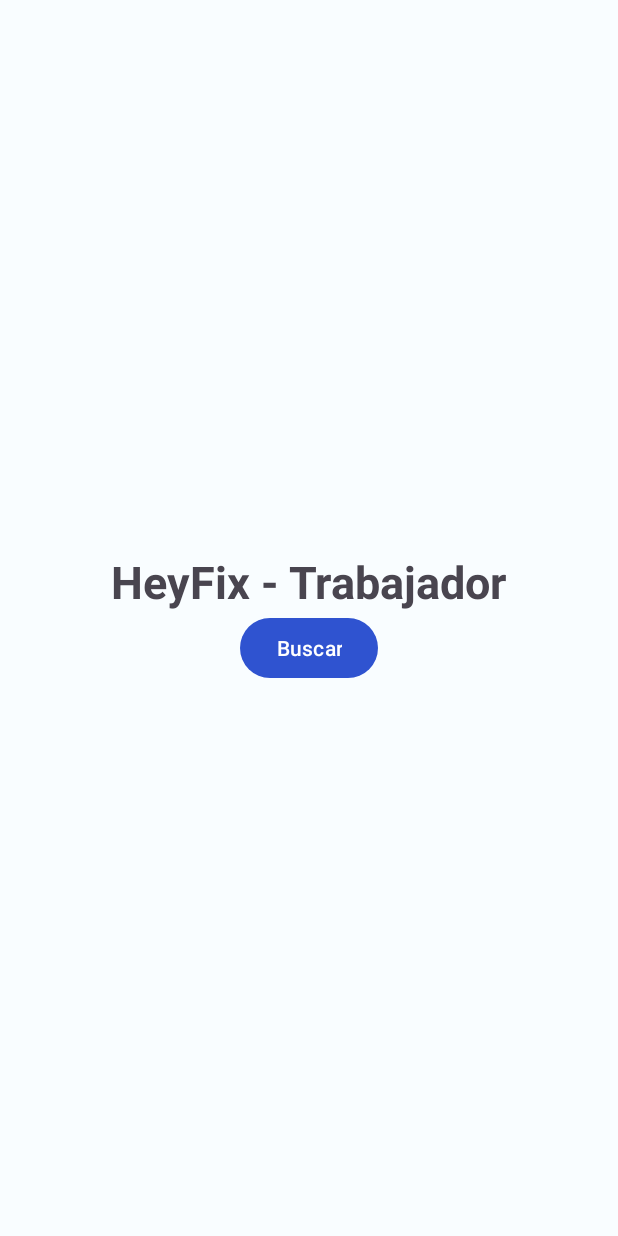
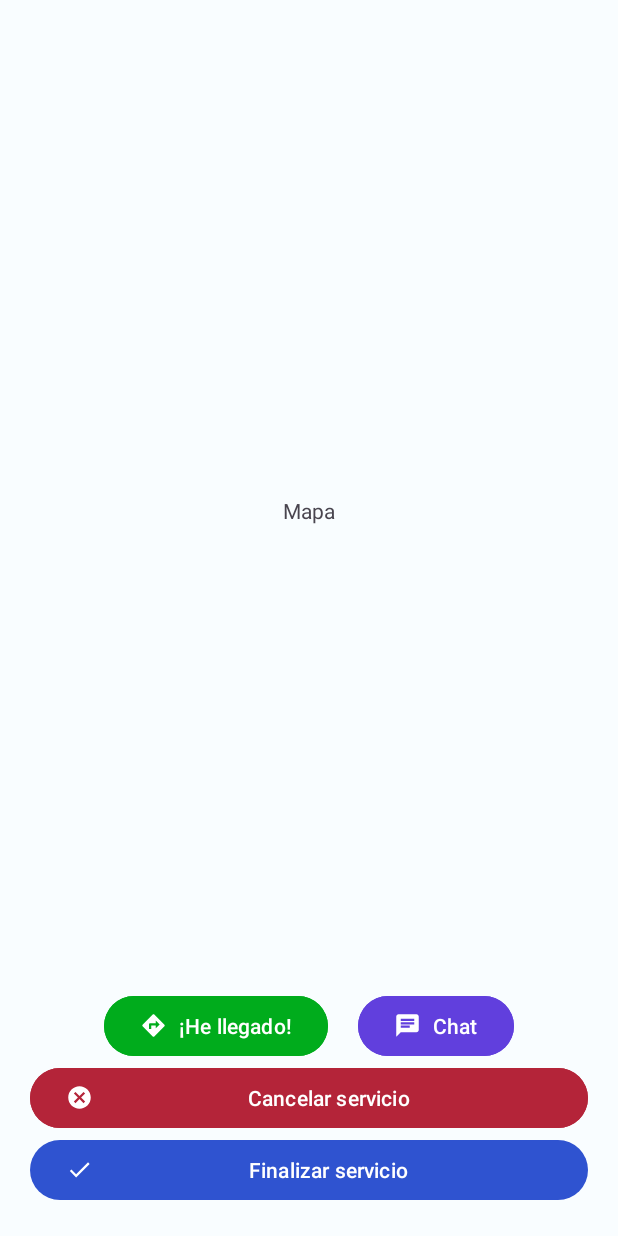
Before and after one commit to NunnaTech/HeyFix-Worker, an Android app: the screen it shows after launch (MainActivity before the commit, RequestServiceActivity after it), on a phone screen of 412 x 824 dp. Run offline under Robolectric (Android 15) with nearby library versions, the phone set to English and light mode, and no system bars.

Commit message:
feat(front): Add activities and layouts

```diff
--- /dev/null
+++ b/app/src/main/java/com/pandadevs/heyfix_worker/RequestServiceActivity.kt
@@ -0,0 +1,14 @@
+package com.pandadevs.heyfix_worker
+
+import androidx.appcompat.app.AppCompatActivity
+import android.os.Bundle
+import com.pandadevs.heyfix_worker.databinding.ActivityRequestServiceBinding
+
+class RequestServiceActivity : AppCompatActivity() {
+    lateinit var binding: ActivityRequestServiceBinding
+    override fun onCreate(savedInstanceState: Bundle?) {
+        super.onCreate(savedInstanceState)
+        binding = ActivityRequestServiceBinding.inflate(layoutInflater)
+        setContentView(binding.root)
+    }
+}
--- /dev/null
+++ b/app/src/main/res/drawable/ic_cancel.xml
@@ -0,0 +1,5 @@
+<vector android:height="24dp" android:tint="#000000"
+    android:viewportHeight="24" android:viewportWidth="24"
+    android:width="24dp" xmlns:android="http://schemas.android.com/apk/res/android">
+    <path android:fillColor="@android:color/white" android:pathData="M12,2C6.47,2 2,6.47 2,12s4.47,10 10,10 10,-4.47 10,-10S17.53,2 12,2zM17,15.59L15.59,17 12,13.41 8.41,17 7,15.59 10.59,12 7,8.41 8.41,7 12,10.59 15.59,7 17,8.41 13.41,12 17,15.59z"/>
+</vector>
--- /dev/null
+++ b/app/src/main/res/drawable/ic_chat.xml
@@ -0,0 +1,5 @@
+<vector android:height="24dp" android:tint="#000000"
+    android:viewportHeight="24" android:viewportWidth="24"
+    android:width="24dp" xmlns:android="http://schemas.android.com/apk/res/android">
+    <path android:fillColor="@android:color/white" android:pathData="M20,2L4,2c-1.1,0 -1.99,0.9 -1.99,2L2,22l4,-4h14c1.1,0 2,-0.9 2,-2L22,4c0,-1.1 -0.9,-2 -2,-2zM6,9h12v2L6,11L6,9zM14,14L6,14v-2h8v2zM18,8L6,8L6,6h12v2z"/>
+</vector>
--- /dev/null
+++ b/app/src/main/res/drawable/ic_complete.xml
@@ -0,0 +1,5 @@
+<vector android:height="24dp" android:tint="#000000"
+    android:viewportHeight="24" android:viewportWidth="24"
+    android:width="24dp" xmlns:android="http://schemas.android.com/apk/res/android">
+    <path android:fillColor="@android:color/white" android:pathData="M9,16.17L4.83,12l-1.42,1.41L9,19 21,7l-1.41,-1.41z"/>
+</vector>
--- /dev/null
+++ b/app/src/main/res/drawable/ic_directions.xml
@@ -0,0 +1,5 @@
+<vector android:height="24dp" android:tint="#000000"
+    android:viewportHeight="24" android:viewportWidth="24"
+    android:width="24dp" xmlns:android="http://schemas.android.com/apk/res/android">
+    <path android:fillColor="@android:color/white" android:pathData="M21.71,11.29l-9,-9c-0.39,-0.39 -1.02,-0.39 -1.41,0l-9,9c-0.39,0.39 -0.39,1.02 0,1.41l9,9c0.39,0.39 1.02,0.39 1.41,0l9,-9c0.39,-0.38 0.39,-1.01 0,-1.41zM14,14.5V12h-4v3H8v-4c0,-0.55 0.45,-1 1,-1h5V7.5l3.5,3.5 -3.5,3.5z"/>
+</vector>
--- /dev/null
+++ b/app/src/main/res/drawable/ic_star.xml
@@ -0,0 +1,5 @@
+<vector android:height="24dp" android:tint="#000000"
+    android:viewportHeight="24" android:viewportWidth="24"
+    android:width="24dp" xmlns:android="http://schemas.android.com/apk/res/android">
+    <path android:fillColor="@android:color/white" android:pathData="M12,17.27L18.18,21l-1.64,-7.03L22,9.24l-7.19,-0.61L12,2 9.19,8.63 2,9.24l5.46,4.73L5.82,21z"/>
+</vector>
--- /dev/null
+++ b/app/src/main/res/layout/activity_request_service.xml
@@ -0,0 +1,69 @@
+<?xml version="1.0" encoding="utf-8"?>
+<androidx.constraintlayout.widget.ConstraintLayout xmlns:android="http://schemas.android.com/apk/res/android"
+    xmlns:app="http://schemas.android.com/apk/res-auto"
+    xmlns:tools="http://schemas.android.com/tools"
+    android:layout_width="match_parent"
+    android:layout_height="match_parent"
+    android:padding="@dimen/dimenScreenPadding"
+    tools:context=".RequestServiceActivity">
+
+    <TextView
+        android:layout_width="match_parent"
+        android:layout_height="wrap_content"
+        android:gravity="center"
+        android:text="@string/strMap"
+        app:layout_constraintBottom_toTopOf="@+id/llGroupButtons"
+        app:layout_constraintEnd_toEndOf="parent"
+        app:layout_constraintStart_toStartOf="parent"
+        app:layout_constraintTop_toTopOf="parent" />
+
+    <LinearLayout
+        android:id="@+id/llGroupButtons"
+        android:layout_width="match_parent"
+        android:layout_height="wrap_content"
+        android:orientation="vertical"
+        app:layout_constraintBottom_toBottomOf="parent"
+        tools:layout_editor_absoluteX="20dp">
+
+        <LinearLayout
+            android:layout_width="match_parent"
+            android:layout_height="0dp"
+            android:layout_weight="1"
+            android:gravity="center"
+            android:orientation="horizontal">
+
+            <Button
+                android:layout_width="wrap_content"
+                android:layout_height="wrap_content"
+                android:backgroundTint="@color/Accent"
+                android:text="@string/strArrived"
+                app:icon="@drawable/ic_directions" />
+
+            <View
+                android:layout_width="0dp"
+                android:layout_height="0dp"
+                android:layout_marginHorizontal="10dp" />
+
+            <Button
+                android:layout_width="wrap_content"
+                android:layout_height="wrap_content"
+                android:backgroundTint="@color/md_theme_light_secondary"
+                android:text="@string/strChat"
+                app:icon="@drawable/ic_chat" />
+        </LinearLayout>
+
+        <Button
+            android:layout_width="match_parent"
+            android:layout_height="wrap_content"
+            android:backgroundTint="@color/md_theme_light_tertiary"
+            android:text="@string/strCancelService"
+            app:icon="@drawable/ic_cancel" />
+
+        <Button
+            android:layout_width="match_parent"
+            android:layout_height="wrap_content"
+            android:text="@string/strFinishService"
+            app:icon="@drawable/ic_complete" />
+    </LinearLayout>
+
+</androidx.constraintlayout.widget.ConstraintLayout>
--- a/app/src/main/res/values/dimens.xml
+++ b/app/src/main/res/values/dimens.xml
@@ -2,7 +2,10 @@
 <resources>
     <!-- DP: Boxes and containers -->
     <dimen name="dimenScreenPadding">20dp</dimen>
+    <dimen name="dimenLogoSplash">250dp</dimen>
+    <dimen name="dimenMarginTopLogoSplash">10dp</dimen>
 
 
     <!-- SP: Text -->
+    <dimen name="dimenTextSplash">40sp</dimen>
 </resources>
--- a/app/src/main/res/values/strings.xml
+++ b/app/src/main/res/values/strings.xml
@@ -1,4 +1,9 @@
 <?xml version="1.0" encoding="utf-8"?>
 <resources>
     <string name="app_name">HeyFix-Worker</string>
+    <string name="strArrived">¡He llegado!</string>
+    <string name="strChat">Chat</string>
+    <string name="strCancelService">Cancelar servicio</string>
+    <string name="strFinishService">Finalizar servicio</string>
+    <string name="strMap">Mapa</string>
 </resources>
```
Also changed, not shown: app/src/main/AndroidManifest.xml (+11 -1 lines), app/src/main/java/com/pandadevs/heyfix_worker/HomeActivity.kt (added, +15 -0 lines), app/src/main/java/com/pandadevs/heyfix_worker/SplashActivity.kt (added, +14 -0 lines), app/src/main/res/drawable/gradient_background.xml (added, +8 -0 lines), app/src/main/res/drawable/ic_support.xml (added, +67 -0 lines), app/src/main/res/layout/activity_home.xml (added, +100 -0 lines), app/src/main/res/layout/activity_splash.xml (added, +37 -0 lines), app/src/main/res/layout/item_service.xml (added, +49 -0 lines).
